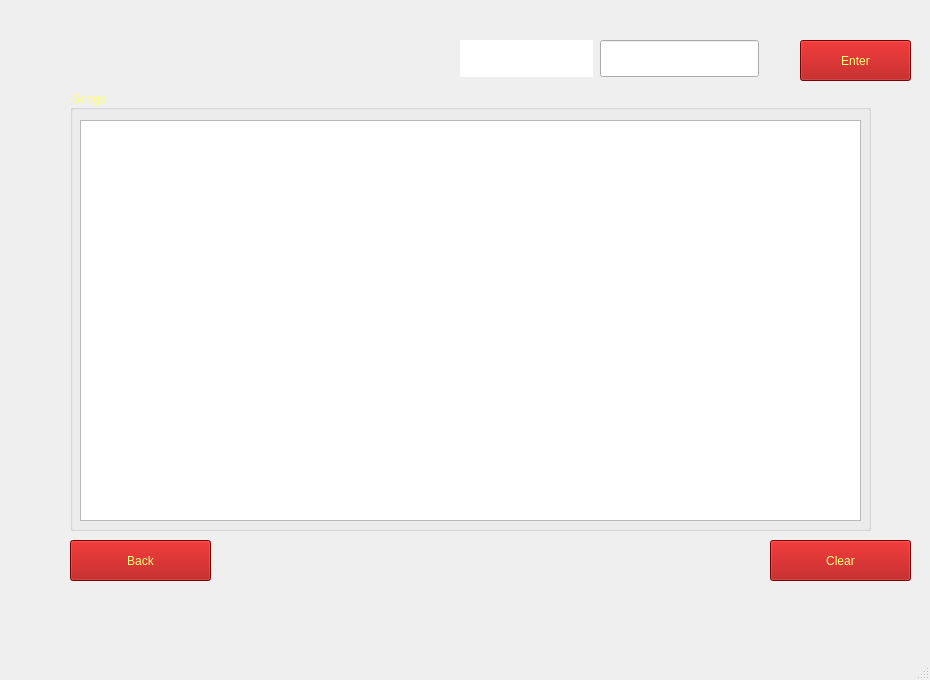
First picture: the form in project.ui, repository SarujT1302/AppDrummer, before the edit.
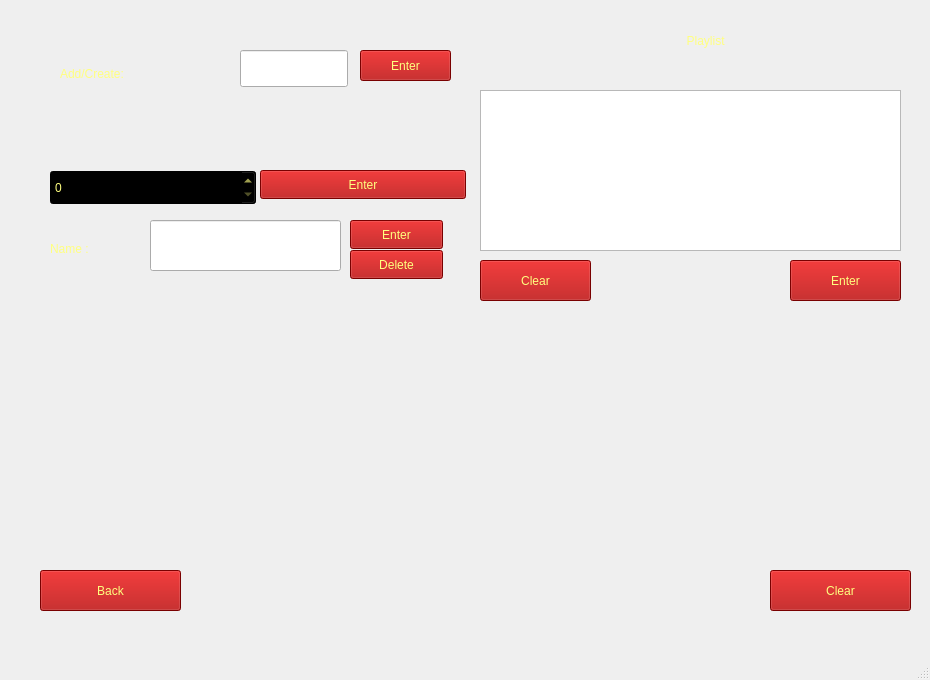
Second picture: the form after the edit. The open tabs and pages were chosen to show the change. Icons and pictures are not drawn.

```diff
--- a/project.ui
+++ b/project.ui
@@ -49,63 +49,6 @@
      <number>3</number>
     </property>
     <widget class="QWidget" name="page">
-     <widget class="QPushButton" name="Enter">
-      <property name="geometry">
-       <rect>
-        <x>800</x>
-        <y>40</y>
-        <width>111</width>
-        <height>41</height>
-       </rect>
-      </property>
-      <property name="styleSheet">
-       <string notr="true">background-color: rgb(170, 0, 0);
-color: rgb(255, 255, 127);
-font: 16pt &quot;Rockwell&quot;;</string>
-      </property>
-      <property name="text">
-       <string>Enter</string>
-      </property>
-     </widget>
-     <widget class="QLineEdit" name="Inputsong">
-      <property name="geometry">
-       <rect>
-        <x>600</x>
-        <y>40</y>
-        <width>159</width>
-        <height>37</height>
-       </rect>
-      </property>
-      <property name="styleSheet">
-       <string notr="true">color: rgb(255, 255, 255);
-font: 16pt &quot;Rockwell Condensed&quot;;</string>
-      </property>
-      <property name="text">
-       <string/>
-      </property>
-     </widget>
-     <widget class="QLabel" name="label_2">
-      <property name="geometry">
-       <rect>
-        <x>460</x>
-        <y>40</y>
-        <width>133</width>
-        <height>37</height>
-       </rect>
-      </property>
-      <property name="font">
-       <font>
-        <pointsize>16</pointsize>
-       </font>
-      </property>
-      <property name="styleSheet">
-       <string notr="true">color: rgb(255, 255, 255);
-background-color: rgb(255, 255, 255);</string>
-      </property>
-      <property name="text">
-       <string>Add Name:</string>
-      </property>
-     </widget>
      <widget class="QLineEdit" name="Inputsong_2">
       <property name="geometry">
        <rect>
@@ -123,24 +66,6 @@
        <string>fsdfasdffdsaf</string>
       </property>
      </widget>
-     <widget class="QPushButton" name="Clear">
-      <property name="geometry">
-       <rect>
-        <x>770</x>
-        <y>540</y>
-        <width>141</width>
-        <height>41</height>
-       </rect>
-      </property>
-      <property name="styleSheet">
-       <string notr="true">background-color: rgb(170, 0, 0);
-color: rgb(255, 255, 127);
-font: 16pt &quot;Rockwell&quot;;</string>
-      </property>
-      <property name="text">
-       <string>Clear</string>
-      </property>
-     </widget>
      <widget class="QLabel" name="label_3">
       <property name="geometry">
        <rect>
@@ -163,11 +88,223 @@
        <string>Add Name:</string>
       </property>
      </widget>
+     <widget class="QLineEdit" name="playlistshow">
+      <property name="geometry">
+       <rect>
+        <x>150</x>
+        <y>220</y>
+        <width>191</width>
+        <height>51</height>
+       </rect>
+      </property>
+      <property name="styleSheet">
+       <string notr="true">font: 16pt &quot;Rockwell&quot;;
+color:rgb(255, 255, 255)</string>
+      </property>
+     </widget>
+     <widget class="QPlainTextEdit" name="Enterlistsong">
+      <property name="geometry">
+       <rect>
+        <x>480</x>
+        <y>90</y>
+        <width>421</width>
+        <height>161</height>
+       </rect>
+      </property>
+      <property name="styleSheet">
+       <string notr="true">color: rgb(255, 255, 255);
+font: 14pt &quot;Rockwell&quot;;</string>
+      </property>
+     </widget>
+     <widget class="QLabel" name="label_25">
+      <property name="geometry">
+       <rect>
+        <x>50</x>
+        <y>210</y>
+        <width>91</width>
+        <height>78</height>
+       </rect>
+      </property>
+      <property name="toolTip">
+       <string>&lt;html&gt;&lt;head/&gt;&lt;body&gt;&lt;p&gt;&lt;span style=&quot; font-size:14pt; color:#000000;&quot;&gt;Enter the playlist name that you want to see.&lt;/span&gt;&lt;/p&gt;&lt;/body&gt;&lt;/html&gt;</string>
+      </property>
+      <property name="styleSheet">
+       <string notr="true">color: rgb(255, 255, 127);
+font: 20pt &quot;Poor Richard&quot;;</string>
+      </property>
+      <property name="text">
+       <string>Name :</string>
+      </property>
+     </widget>
+     <widget class="QLabel" name="label_26">
+      <property name="geometry">
+       <rect>
+        <x>680</x>
+        <y>0</y>
+        <width>211</width>
+        <height>81</height>
+       </rect>
+      </property>
+      <property name="styleSheet">
+       <string notr="true">color: rgb(255, 255, 127);
+font: 36pt &quot;Poor Richard&quot;;</string>
+      </property>
+      <property name="text">
+       <string>  Playlist</string>
+      </property>
+     </widget>
+     <widget class="QPushButton" name="Back_6">
+      <property name="geometry">
+       <rect>
+        <x>770</x>
+        <y>570</y>
+        <width>141</width>
+        <height>41</height>
+       </rect>
+      </property>
+      <property name="whatsThis">
+       <string>&lt;html&gt;&lt;head/&gt;&lt;body&gt;&lt;p&gt;&lt;a href=&quot;https://marketplace.visualstudio.com/items?itemName=dracula-theme.theme-dracula&quot;&gt;&lt;span style=&quot; text-decoration: underline; color:#0000ff;&quot;&gt;sda&lt;/span&gt;&lt;/a&gt;&lt;/p&gt;&lt;/body&gt;&lt;/html&gt;</string>
+      </property>
+      <property name="styleSheet">
+       <string notr="true">background-color: rgb(170, 0, 0);
+color: rgb(255, 255, 127);
+font: 16pt &quot;Rockwell&quot;;</string>
+      </property>
+      <property name="text">
+       <string>Clear</string>
+      </property>
+     </widget>
+     <widget class="QPushButton" name="Clear">
+      <property name="geometry">
+       <rect>
+        <x>480</x>
+        <y>260</y>
+        <width>111</width>
+        <height>41</height>
+       </rect>
+      </property>
+      <property name="styleSheet">
+       <string notr="true">background-color: rgb(170, 0, 0);
+color: rgb(255, 255, 127);
+font: 16pt &quot;Rockwell&quot;;</string>
+      </property>
+      <property name="text">
+       <string>Clear</string>
+      </property>
+     </widget>
+     <widget class="QLabel" name="Show">
+      <property name="geometry">
+       <rect>
+        <x>50</x>
+        <y>120</y>
+        <width>419</width>
+        <height>36</height>
+       </rect>
+      </property>
+      <property name="styleSheet">
+       <string notr="true">color: rgb(255, 255, 255);
+font: 10pt &quot;Rockwell&quot;;</string>
+      </property>
+      <property name="text">
+       <string/>
+      </property>
+     </widget>
+     <widget class="QPushButton" name="Delete">
+      <property name="geometry">
+       <rect>
+        <x>350</x>
+        <y>250</y>
+        <width>93</width>
+        <height>29</height>
+       </rect>
+      </property>
+      <property name="styleSheet">
+       <string notr="true">background-color: rgb(170, 0, 0);
+color: rgb(255, 255, 127);
+font: 10pt &quot;Rockwell&quot;;</string>
+      </property>
+      <property name="text">
+       <string>Delete</string>
+      </property>
+     </widget>
+     <widget class="QLabel" name="label_2">
+      <property name="geometry">
+       <rect>
+        <x>50</x>
+        <y>310</y>
+        <width>851</width>
+        <height>251</height>
+       </rect>
+      </property>
+      <property name="styleSheet">
+       <string notr="true">color: rgb(255, 255, 255);
+font: 14pt &quot;Rockwell&quot;;</string>
+      </property>
+      <property name="text">
+       <string/>
+      </property>
+     </widget>
+     <widget class="QSpinBox" name="Number">
+      <property name="geometry">
+       <rect>
+        <x>50</x>
+        <y>170</y>
+        <width>206</width>
+        <height>35</height>
+       </rect>
+      </property>
+      <property name="styleSheet">
+       <string notr="true">background-color: rgb(170, 0, 0);
+color: rgb(255, 255, 127);
+font: 16pt &quot;Rockwell&quot;;
+background-image: url(:/image/รูปfrom internet/dark-blue-plain-wall-background_53876-92976.jpg);
+background-color: rgb(0, 0, 127);
+background-color: rgb(0, 0, 0);</string>
+      </property>
+      <property name="locale">
+       <locale language="English" country="UnitedStates"/>
+      </property>
+     </widget>
+     <widget class="QLineEdit" name="Addcreate">
+      <property name="geometry">
+       <rect>
+        <x>240</x>
+        <y>50</y>
+        <width>108</width>
+        <height>37</height>
+       </rect>
+      </property>
+      <property name="styleSheet">
+       <string notr="true">font: 16pt &quot;Rockwell&quot;;
+color:rgb(255, 255, 255)</string>
+      </property>
+      <property name="text">
+       <string/>
+      </property>
+     </widget>
+     <widget class="QPushButton" name="pushButton">
+      <property name="geometry">
+       <rect>
+        <x>260</x>
+        <y>170</y>
+        <width>206</width>
+        <height>29</height>
+       </rect>
+      </property>
+      <property name="styleSheet">
+       <string notr="true">background-color: rgb(170, 0, 0);
+color: rgb(255, 255, 127);
+font: 10pt &quot;Rockwell&quot;;</string>
+      </property>
+      <property name="text">
+       <string>Enter</string>
+      </property>
+     </widget>
      <widget class="QPushButton" name="Back">
       <property name="geometry">
        <rect>
-        <x>70</x>
-        <y>540</y>
+        <x>40</x>
+        <y>570</y>
         <width>141</width>
         <height>41</height>
        </rect>
@@ -181,38 +318,76 @@
        <string>Back</string>
       </property>
      </widget>
-     <widget class="QGroupBox" name="Source">
+     <widget class="QLabel" name="label_27">
       <property name="geometry">
        <rect>
-        <x>70</x>
-        <y>90</y>
-        <width>801</width>
-        <height>441</height>
+        <x>60</x>
+        <y>40</y>
+        <width>165</width>
+        <height>68</height>
        </rect>
       </property>
       <property name="styleSheet">
        <string notr="true">color: rgb(255, 255, 127);
-font: 14pt &quot;Wide Latin&quot;;
-fo
-font: 81 24pt &quot;Rockwell Extra Bold&quot;;</string>
+font: 20pt &quot;Poor Richard&quot;;</string>
       </property>
-      <property name="title">
-       <string>Songs</string>
+      <property name="text">
+       <string>Add/Create:</string>
       </property>
-      <widget class="QPlainTextEdit" name="Output">
-       <property name="geometry">
-        <rect>
-         <x>10</x>
-         <y>30</y>
-         <width>781</width>
-         <height>401</height>
-        </rect>
-       </property>
-       <property name="styleSheet">
-        <string notr="true">color: rgb(255, 255, 127);
-font: 14pt &quot;MS Shell Dlg 2&quot;;</string>
-       </property>
-      </widget>
+     </widget>
+     <widget class="QPushButton" name="Enter1">
+      <property name="geometry">
+       <rect>
+        <x>360</x>
+        <y>50</y>
+        <width>91</width>
+        <height>31</height>
+       </rect>
+      </property>
+      <property name="styleSheet">
+       <string notr="true">background-color: rgb(170, 0, 0);
+color: rgb(255, 255, 127);
+font: 10pt &quot;Rockwell&quot;;</string>
+      </property>
+      <property name="text">
+       <string>Enter</string>
+      </property>
+     </widget>
+     <widget class="QPushButton" name="Clear_5">
+      <property name="geometry">
+       <rect>
+        <x>790</x>
+        <y>260</y>
+        <width>111</width>
+        <height>41</height>
+       </rect>
+      </property>
+      <property name="styleSheet">
+       <string notr="true">background-color: rgb(170, 0, 0);
+color: rgb(255, 255, 127);
+font: 16pt &quot;Rockwell&quot;;</string>
+      </property>
+      <property name="text">
+       <string>Enter</string>
+      </property>
+     </widget>
+     <widget class="QPushButton" name="Enter2">
+      <property name="geometry">
+       <rect>
+        <x>350</x>
+        <y>220</y>
+        <width>93</width>
+        <height>29</height>
+       </rect>
+      </property>
+      <property name="styleSheet">
+       <string notr="true">background-color: rgb(170, 0, 0);
+color: rgb(255, 255, 127);
+font: 10pt &quot;Rockwell&quot;;</string>
+      </property>
+      <property name="text">
+       <string>Enter</string>
+      </property>
      </widget>
     </widget>
     <widget class="QWidget" name="page_3">
```
Left out of the diff: 101 changed lines with no effect on the pictures.
